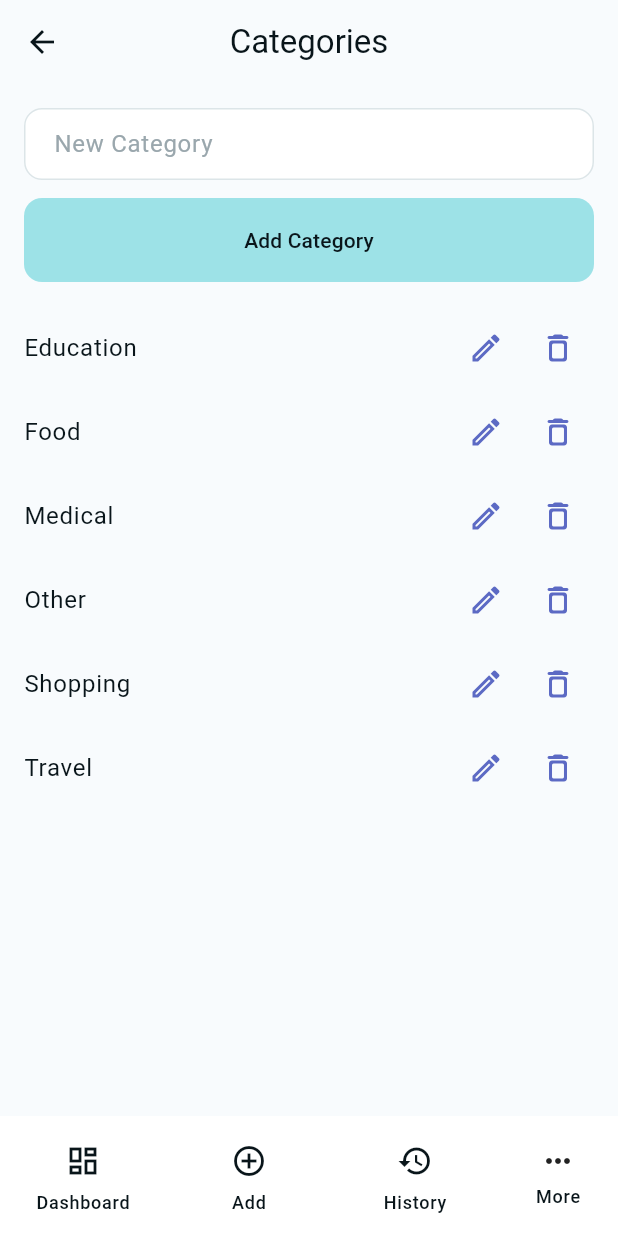
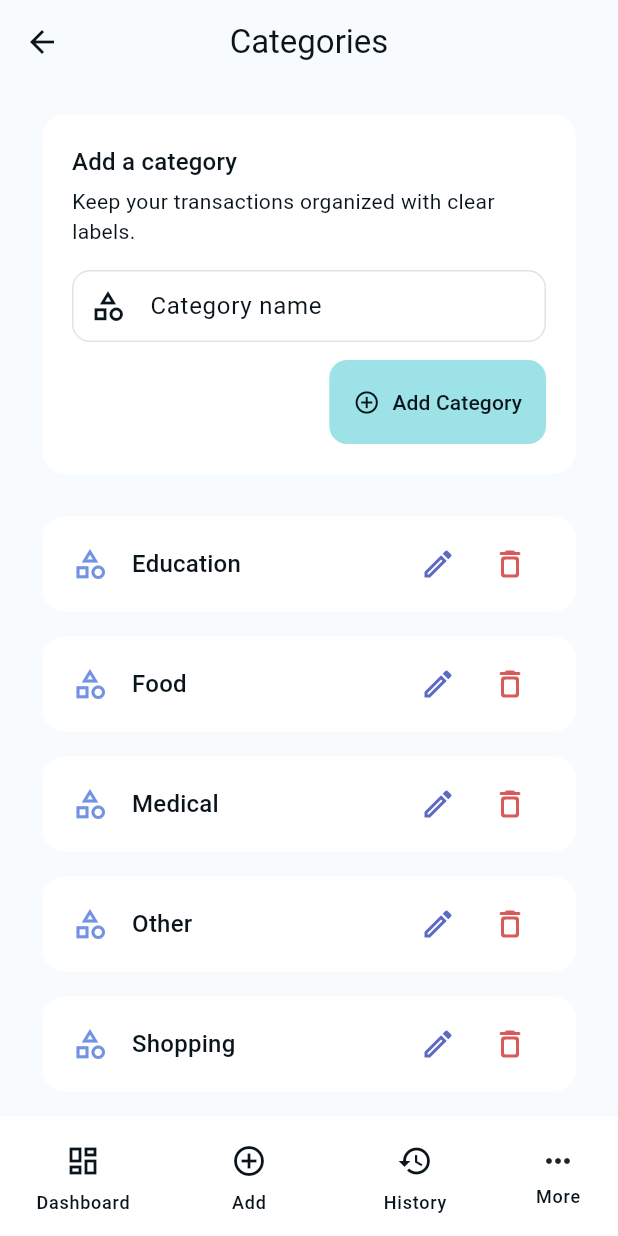
Before and after one commit to elitefantasy/minimal-pocket-finance-app, a Flutter app: the CategoryScreen screen opened by its route, on a phone screen of 412 x 824 dp. Run offline on Flutter 3.47's test engine with Material 3 defaults, Android fonts, the phone set to English and light mode, and no system bars; our stand-ins replace flutter_riverpod, go_router, package_info_plus, shared_preferences, sqflite, sqflite_common_ffi; missing offline and left inert: saf_stream, saf_util; accounts and stored records are empty.

Commit message:
feat(categories): polish category management UI

```diff
--- a/lib/features/categories/presentation/screens/category_screen.dart
+++ b/lib/features/categories/presentation/screens/category_screen.dart
@@ -1,4 +1,7 @@
 import 'package:akm_finance_manager/core/notifications/app_snackbar_service.dart';
+import 'package:akm_finance_manager/core/theme/app_icons.dart';
+import 'package:akm_finance_manager/core/theme/app_spacing.dart';
+import 'package:akm_finance_manager/core/theme/theme_context_extensions.dart';
 import 'package:akm_finance_manager/features/categories/application/category_notifier.dart';
 import 'package:akm_finance_manager/features/categories/widgets/category_tile.dart';
 import 'package:akm_finance_manager/models/category.dart';
@@ -39,13 +42,13 @@ class _CategoryScreenState extends ConsumerState<CategoryScreen> {
 
       if (message == null) {
         _nameController.clear();
-        _showMessage('Category added.');
+        _showSuccess('Category added.');
       } else {
         _showMessage(message);
       }
     } on Object catch (error) {
       if (mounted) {
-        _showMessage('Unable to add category: $error');
+        _showError('Unable to add category: $error');
       }
     } finally {
       if (mounted) {
@@ -58,24 +61,7 @@ class _CategoryScreenState extends ConsumerState<CategoryScreen> {
     final controller = TextEditingController(text: category.name);
     final name = await showDialog<String>(
       context: context,
-      builder: (dialogContext) => AlertDialog(
-        title: const Text('Edit Category'),
-        content: TextField(
-          controller: controller,
-          autofocus: true,
-          decoration: const InputDecoration(labelText: 'Category name'),
-        ),
-        actions: <Widget>[
-          TextButton(
-            onPressed: () => Navigator.of(dialogContext).pop(),
-            child: const Text('Cancel'),
-          ),
-          FilledButton(
-            onPressed: () => Navigator.of(dialogContext).pop(controller.text),
-            child: const Text('Save'),
-          ),
-        ],
-      ),
+      builder: (dialogContext) => _EditCategoryDialog(controller: controller),
     );
     controller.dispose();
 
@@ -88,11 +74,15 @@ class _CategoryScreenState extends ConsumerState<CategoryScreen> {
           .read(categoryNotifierProvider.notifier)
           .updateCategory(category, name);
       if (mounted) {
-        _showMessage(message ?? 'Category updated.');
+        if (message == null) {
+          _showSuccess('Category updated.');
+        } else {
+          _showMessage(message);
+        }
       }
     } on Object catch (error) {
       if (mounted) {
-        _showMessage('Unable to update category: $error');
+        _showError('Unable to update category: $error');
       }
     }
   }
@@ -106,27 +96,14 @@ class _CategoryScreenState extends ConsumerState<CategoryScreen> {
         return;
       }
       if (blockReason != null) {
-        _showMessage(blockReason);
+        _showError(blockReason);
         return;
       }
 
       final confirmed =
           await showDialog<bool>(
             context: context,
-            builder: (dialogContext) => AlertDialog(
-              title: const Text('Delete Category?'),
-              content: Text('Delete "${category.name}"?'),
-              actions: <Widget>[
-                TextButton(
-                  onPressed: () => Navigator.of(dialogContext).pop(false),
-                  child: const Text('Cancel'),
-                ),
-                FilledButton(
-                  onPressed: () => Navigator.of(dialogContext).pop(true),
-                  child: const Text('Delete'),
-                ),
-              ],
-            ),
+            builder: (dialogContext) => _DeleteCategoryDialog(category: category),
           ) ??
           false;
       if (!confirmed || !mounted) {
@@ -137,17 +114,29 @@ class _CategoryScreenState extends ConsumerState<CategoryScreen> {
           .read(categoryNotifierProvider.notifier)
           .deleteCategory(category);
       if (mounted) {
-        _showMessage(message ?? 'Category deleted.');
+        if (message == null) {
+          _showSuccess('Category deleted.');
+        } else {
+          _showMessage(message);
+        }
       }
     } on Object catch (error) {
       if (mounted) {
-        _showMessage('Unable to delete category: $error');
+        _showError('Unable to delete category: $error');
       }
     }
   }
 
   void _showMessage(String message) {
     ref.read(appSnackbarProvider).showInfo(message);
+  }
+
+  void _showSuccess(String message) {
+    ref.read(appSnackbarProvider).showSuccess(message);
+  }
+
+  void _showError(String message) {
+    ref.read(appSnackbarProvider).showError(message);
   }
 
   @override
@@ -159,24 +148,49 @@ class _CategoryScreenState extends ConsumerState<CategoryScreen> {
       body: Column(
         children: <Widget>[
           Padding(
-            padding: const EdgeInsets.all(16),
+            padding: const EdgeInsets.fromLTRB(
+              AppSpacing.page,
+              AppSpacing.lg,
+              AppSpacing.page,
+              AppSpacing.md,
+            ),
+            child: Card(
+              child: Padding(
+                padding: const EdgeInsets.all(AppSpacing.card),
                 child: Column(
-              crossAxisAlignment: CrossAxisAlignment.stretch,
+                  crossAxisAlignment: CrossAxisAlignment.start,
                   children: <Widget>[
+                    Text('Add a category', style: context.text.titleMedium),
+                    const SizedBox(height: AppSpacing.xs),
+                    Text(
+                      'Keep your transactions organized with clear labels.',
+                      style: context.text.bodyMedium?.copyWith(
+                        color: context.colors.onSurfaceVariant,
+                      ),
+                    ),
+                    const SizedBox(height: AppSpacing.lg),
                     TextField(
                       controller: _nameController,
                       decoration: const InputDecoration(
-                    hintText: 'New Category',
-                    border: OutlineInputBorder(),
+                        labelText: 'Category name',
+                        hintText: 'e.g. Groceries',
+                        prefixIcon: Icon(AppIcons.category),
                       ),
                       onSubmitted: (_) => _addCategory(),
+                      textInputAction: TextInputAction.done,
                     ),
-                const SizedBox(height: 12),
-                FilledButton(
+                    const SizedBox(height: AppSpacing.md),
+                    Align(
+                      alignment: Alignment.centerRight,
+                      child: FilledButton.icon(
                         onPressed: _isAdding ? null : _addCategory,
-                  child: Text(_isAdding ? 'Adding...' : 'Add Category'),
+                        icon: const Icon(AppIcons.add),
+                        label: Text(_isAdding ? 'Adding...' : 'Add Category'),
+                      ),
                     ),
                   ],
+                ),
+              ),
             ),
           ),
           Expanded(
@@ -184,8 +198,21 @@ class _CategoryScreenState extends ConsumerState<CategoryScreen> {
               loading: () => const Center(child: CircularProgressIndicator()),
               error: (error, stackTrace) =>
                   Center(child: Text(error.toString())),
-              data: (categories) => ListView.builder(
+              data: (categories) {
+                if (categories.isEmpty) {
+                  return const _CategoriesEmptyState();
+                }
+
+                return ListView.separated(
+                  padding: const EdgeInsets.fromLTRB(
+                    AppSpacing.page,
+                    AppSpacing.sm,
+                    AppSpacing.page,
+                    AppSpacing.page,
+                  ),
                   itemCount: categories.length,
+                  separatorBuilder: (context, index) =>
+                      const SizedBox(height: AppSpacing.sm),
                   itemBuilder: (context, index) {
                     final category = categories[index];
                     return CategoryTile(
@@ -194,7 +221,8 @@ class _CategoryScreenState extends ConsumerState<CategoryScreen> {
                       onDelete: () => _deleteCategory(category),
                     );
                   },
-              ),
+                );
+              },
             ),
           ),
         ],
@@ -202,3 +230,112 @@ class _CategoryScreenState extends ConsumerState<CategoryScreen> {
     );
   }
 }
+
+class _CategoriesEmptyState extends StatelessWidget {
+  const _CategoriesEmptyState();
+
+  @override
+  Widget build(BuildContext context) {
+    return Center(
+      child: Padding(
+        padding: const EdgeInsets.all(AppSpacing.page),
+        child: Column(
+          mainAxisSize: MainAxisSize.min,
+          children: <Widget>[
+            Icon(
+              AppIcons.category,
+              size: AppIcons.largeSize,
+              color: context.colors.secondary,
+            ),
+            const SizedBox(height: AppSpacing.lg),
+            Text('No categories yet', style: context.text.titleLarge),
+            const SizedBox(height: AppSpacing.sm),
+            Text(
+              'Create a category to keep your transactions organized.',
+              style: context.text.bodyMedium?.copyWith(
+                color: context.colors.onSurfaceVariant,
+              ),
+              textAlign: TextAlign.center,
+            ),
+          ],
+        ),
+      ),
+    );
+  }
+}
+
+class _EditCategoryDialog extends StatelessWidget {
+  const _EditCategoryDialog({required this.controller});
+
+  final TextEditingController controller;
+
+  @override
+  Widget build(BuildContext context) {
+    return AlertDialog(
+      title: Row(
+        children: <Widget>[
+          Icon(AppIcons.edit, color: context.colors.secondary),
+          const SizedBox(width: AppSpacing.sm),
+          Text('Rename category', style: context.text.titleLarge),
+        ],
+      ),
+      content: TextField(
+        controller: controller,
+        autofocus: true,
+        decoration: const InputDecoration(
+          labelText: 'Category name',
+          prefixIcon: Icon(AppIcons.category),
+        ),
+        textInputAction: TextInputAction.done,
+        onSubmitted: (value) => Navigator.of(context).pop(value),
+      ),
+      actions: <Widget>[
+        TextButton(
+          onPressed: () => Navigator.of(context).pop(),
+          child: const Text('Cancel'),
+        ),
+        FilledButton(
+          onPressed: () => Navigator.of(context).pop(controller.text),
+          child: const Text('Save'),
+        ),
+      ],
+    );
+  }
+}
+
+class _DeleteCategoryDialog extends StatelessWidget {
+  const _DeleteCategoryDialog({required this.category});
+
+  final Category category;
+
+  @override
+  Widget build(BuildContext context) {
+    return AlertDialog(
+      title: Row(
+        children: <Widget>[
+          Icon(AppIcons.delete, color: context.colors.error),
+          const SizedBox(width: AppSpacing.sm),
+          Text('Delete category?', style: context.text.titleLarge),
+        ],
+      ),
+      content: Text(
+        'Delete "${category.name}"? This cannot be undone.',
+        style: context.text.bodyMedium,
+      ),
+      actions: <Widget>[
+        TextButton(
+          onPressed: () => Navigator.of(context).pop(false),
+          child: const Text('Cancel'),
+        ),
+        FilledButton(
+          style: FilledButton.styleFrom(
+            backgroundColor: context.colors.error,
+            foregroundColor: context.colors.onError,
+          ),
+          onPressed: () => Navigator.of(context).pop(true),
+          child: const Text('Delete'),
+        ),
+      ],
+    );
+  }
+}
--- a/lib/features/categories/widgets/category_tile.dart
+++ b/lib/features/categories/widgets/category_tile.dart
@@ -1,5 +1,7 @@
+import 'package:akm_finance_manager/core/theme/app_icons.dart';
+import 'package:akm_finance_manager/core/theme/app_spacing.dart';
+import 'package:akm_finance_manager/core/theme/theme_context_extensions.dart';
 import 'package:akm_finance_manager/models/category.dart';
-import 'package:akm_finance_manager/core/theme/app_icons.dart';
 import 'package:flutter/material.dart';
 
 class CategoryTile extends StatelessWidget {
@@ -16,22 +18,29 @@ class CategoryTile extends StatelessWidget {
 
   @override
   Widget build(BuildContext context) {
-    return ListTile(
-      title: Text(category.name),
+    return Card(
+      child: ListTile(
+        contentPadding: const EdgeInsets.symmetric(
+          horizontal: AppSpacing.card,
+          vertical: AppSpacing.xs,
+        ),
+        leading: Icon(AppIcons.category, color: context.colors.secondary),
+        title: Text(category.name, style: context.text.titleMedium),
         trailing: Row(
           mainAxisSize: MainAxisSize.min,
           children: <Widget>[
             IconButton(
               onPressed: onEdit,
               icon: const Icon(AppIcons.edit),
-            tooltip: 'Edit',
+              tooltip: 'Rename ${category.name}',
             ),
             IconButton(
               onPressed: onDelete,
-            icon: const Icon(AppIcons.delete),
-            tooltip: 'Delete',
+              icon: Icon(AppIcons.delete, color: context.colors.error),
+              tooltip: 'Delete ${category.name}',
             ),
           ],
+        ),
       ),
     );
   }
```
Lines whose indentation alone changed are shown as unchanged.
